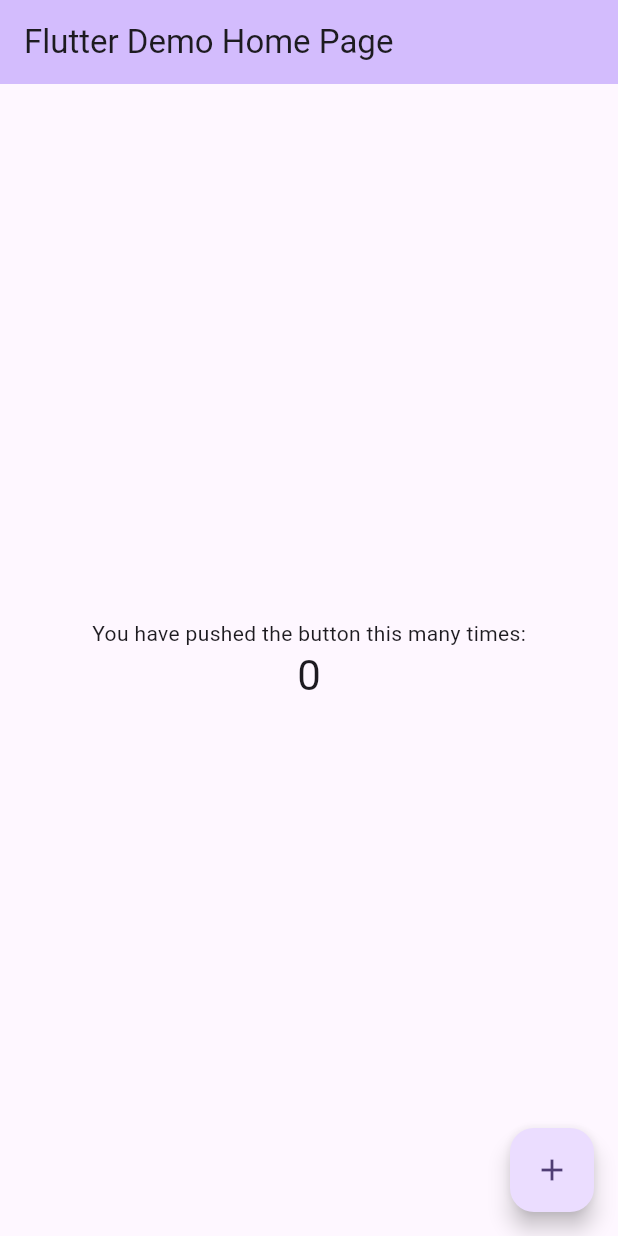
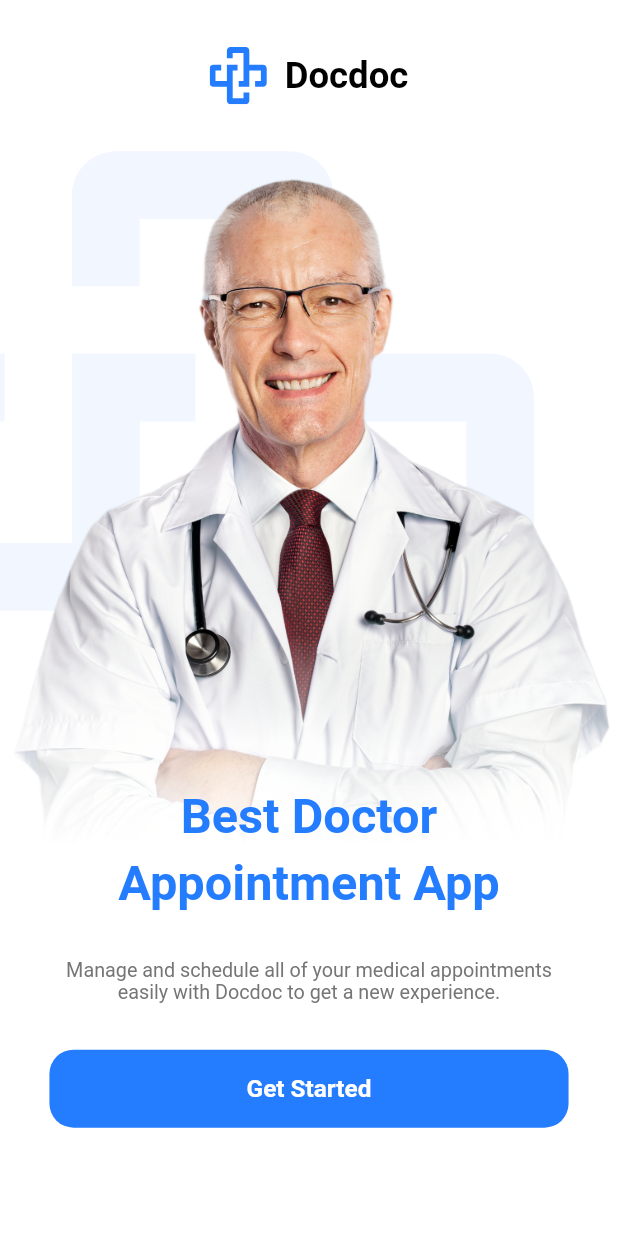
Before and after one commit to karimomar25/doctors_application, a Flutter app: the screen it shows after launch, on a phone screen of 412 x 824 dp. Run offline on Flutter 3.47's test engine with Material 2 defaults, Android fonts, the phone set to English and light mode, and no system bars; our stand-ins replace flutter_screenutil, flutter_svg.

Commit message:
onboarding screen finish

```diff
--- /dev/null
+++ b/lib/core/helpers/extensions.dart
@@ -0,0 +1,20 @@
+import 'package:flutter/material.dart';
+
+extension Navigation on BuildContext {
+  Future<dynamic> pushNamed(String routeName, {Object? arguments}) {
+    return Navigator.of(this).pushNamed(routeName, arguments: arguments);
+  }
+
+  Future<dynamic> pushReplacementNamed(String routeName, {Object? arguments}) {
+    return Navigator.of(this)
+        .pushReplacementNamed(routeName, arguments: arguments);
+  }
+
+  Future<dynamic> pushNamedAndRemoveUntil(String routeName,
+      {Object? arguments, required RoutePredicate predicate}) {
+    return Navigator.of(this)
+        .pushNamedAndRemoveUntil(routeName, predicate, arguments: arguments);
+  }
+
+  void pop() => Navigator.of(this).pop();
+}
--- /dev/null
+++ b/lib/core/routing/app_router.dart
@@ -0,0 +1,28 @@
+import 'package:doctors_application/core/routing/routes.dart';
+import 'package:doctors_application/features/login/ui/login_view.dart';
+import 'package:doctors_application/features/onbaording/onboarding_view.dart';
+import 'package:flutter/material.dart';
+
+class AppRouter {
+  Route generatorRoute(RouteSettings settings) {
+    // this arguments to be passed to any screen
+    final arguments = settings.arguments;
+
+    switch (settings.name) {
+      case Routes.onBoardingScreen:
+        return MaterialPageRoute(
+          builder: (_) => const OnBoardingView(),
+        );
+
+      case Routes.loginScreen:
+        return MaterialPageRoute(builder: (_) => const LoginView());
+      default:
+        return MaterialPageRoute(
+            builder: (_) => Scaffold(
+                  body: Center(
+                    child: Text("No route defined for ${settings.name}"),
+                  ),
+                ));
+    }
+  }
+}
--- /dev/null
+++ b/lib/core/routing/routes.dart
@@ -0,0 +1,4 @@
+class Routes {
+  static const String onBoardingScreen = "/onBoardingScreen";
+  static const String loginScreen = "/loginScreen";
+}
--- /dev/null
+++ b/lib/core/theming/colors.dart
@@ -0,0 +1,6 @@
+import 'package:flutter/material.dart';
+
+class ColorsManger {
+  static const Color mainBlue = Color(0xff247cff);
+  static const Color gray = Color(0xff757575);
+}
--- /dev/null
+++ b/lib/core/theming/styles.dart
@@ -0,0 +1,17 @@
+import 'package:doctors_application/core/theming/colors.dart';
+import 'package:flutter/material.dart';
+import 'package:flutter_screenutil/flutter_screenutil.dart';
+
+class TextStyles {
+  static TextStyle font24Black700Weight = TextStyle(
+      fontSize: 24.sp, color: Colors.black, fontWeight: FontWeight.w700);
+
+  static TextStyle font32BlueBold = TextStyle(
+      fontSize: 32.sp,
+      color: ColorsManger.mainBlue,
+      fontWeight: FontWeight.bold);
+  static TextStyle font10Black400Weight = TextStyle(
+      fontSize: 13.sp, color: ColorsManger.gray, fontWeight: FontWeight.w400);
+  static TextStyle font16WhiteSemiBold = TextStyle(
+      fontSize: 16.sp, fontWeight: FontWeight.w600, color: Colors.white);
+}
--- /dev/null
+++ b/lib/doc_app.dart
@@ -0,0 +1,27 @@
+import 'package:doctors_application/core/routing/app_router.dart';
+import 'package:doctors_application/core/routing/routes.dart';
+import 'package:doctors_application/core/theming/colors.dart';
+import 'package:flutter/material.dart';
+import 'package:flutter_screenutil/flutter_screenutil.dart';
+
+class DocApp extends StatelessWidget {
+  final AppRouter appRouter;
+  const DocApp({super.key, required this.appRouter});
+
+  @override
+  Widget build(BuildContext context) {
+    return ScreenUtilInit(
+      designSize: const Size(375, 812),
+      minTextAdapt: true,
+      child: MaterialApp(
+        title: "DocDOc",
+        theme: ThemeData(
+            primaryColor: ColorsManger.mainBlue,
+            scaffoldBackgroundColor: Colors.white),
+        debugShowCheckedModeBanner: false,
+        initialRoute: Routes.onBoardingScreen,
+        onGenerateRoute: appRouter.generatorRoute,
+      ),
+    );
+  }
+}
--- /dev/null
+++ b/lib/features/login/ui/login_view.dart
@@ -0,0 +1,12 @@
+import 'package:flutter/material.dart';
+
+class LoginView extends StatelessWidget {
+  const LoginView({super.key});
+
+  @override
+  Widget build(BuildContext context) {
+    return Scaffold(
+      appBar: AppBar(),
+    );
+  }
+}
--- /dev/null
+++ b/lib/features/onbaording/onboarding_view.dart
@@ -0,0 +1,46 @@
+import 'package:doctors_application/core/theming/styles.dart';
+import 'package:doctors_application/features/onbaording/widgets/doc_logo_and_name.dart';
+import 'package:doctors_application/features/onbaording/widgets/doctorImageAndText.dart';
+import 'package:doctors_application/features/onbaording/widgets/get_started_button.dart';
+import 'package:flutter/material.dart';
+import 'package:flutter_screenutil/flutter_screenutil.dart';
+
+class OnBoardingView extends StatelessWidget {
+  const OnBoardingView({super.key});
+
+  @override
+  Widget build(BuildContext context) {
+    return Scaffold(
+        body: SafeArea(
+            child: SingleChildScrollView(
+      child: Padding(
+        padding: EdgeInsets.only(top: 30.h, bottom: 30.h),
+        child: Column(
+          children: [
+            const DocLogoAndName(),
+            SizedBox(
+              height: 30.h,
+            ),
+            const DoctorImageAndText(),
+            Padding(
+              padding: EdgeInsets.symmetric(horizontal: 30.w),
+              child: Column(
+                children: [
+                  Text(
+                    "Manage and schedule all of your medical appointments easily with Docdoc to get a new experience.",
+                    style: TextStyles.font10Black400Weight,
+                    textAlign: TextAlign.center,
+                  ),
+                  SizedBox(
+                    height: 30.h,
+                  ),
+                  const GetStartedButton()
+                ],
+              ),
+            )
+          ],
+        ),
+      ),
+    )));
+  }
+}
--- /dev/null
+++ b/lib/features/onbaording/widgets/doc_logo_and_name.dart
@@ -0,0 +1,25 @@
+import 'package:doctors_application/core/theming/styles.dart';
+import 'package:flutter/material.dart';
+import 'package:flutter_screenutil/flutter_screenutil.dart';
+import 'package:flutter_svg/flutter_svg.dart';
+
+class DocLogoAndName extends StatelessWidget {
+  const DocLogoAndName({super.key});
+
+  @override
+  Widget build(BuildContext context) {
+    return Row(
+      mainAxisAlignment: MainAxisAlignment.center,
+      children: [
+        SvgPicture.asset("assets/svgs/logo.svg"),
+        SizedBox(
+          width: 10.w,
+        ),
+        Text(
+          "Docdoc",
+          style: TextStyles.font24Black700Weight,
+        )
+      ],
+    );
+  }
+}
--- /dev/null
+++ b/lib/features/onbaording/widgets/doctorImageAndText.dart
@@ -0,0 +1,34 @@
+import 'package:doctors_application/core/theming/styles.dart';
+import 'package:flutter/material.dart';
+import 'package:flutter_svg/flutter_svg.dart';
+
+class DoctorImageAndText extends StatelessWidget {
+  const DoctorImageAndText({super.key});
+
+  @override
+  Widget build(BuildContext context) {
+    return Stack(
+      children: [
+        SvgPicture.asset("assets/svgs/opacitylogo.svg"),
+        Container(
+          foregroundDecoration: BoxDecoration(
+              gradient: LinearGradient(
+                  colors: [Colors.white, Colors.white.withOpacity(0.0)],
+                  begin: Alignment.bottomCenter,
+                  end: Alignment.topCenter,
+                  stops: [0.14, 0.4])),
+          child: Image.asset("assets/images/onboarding_doctor_image.png"),
+        ),
+        Positioned(
+            bottom: 30,
+            left: 0,
+            right: 0,
+            child: Text(
+              "Best Doctor \nAppointment App",
+              textAlign: TextAlign.center,
+              style: TextStyles.font32BlueBold.copyWith(height: 1.4),
+            ))
+      ],
+    );
+  }
+}
--- /dev/null
+++ b/lib/features/onbaording/widgets/get_started_button.dart
@@ -0,0 +1,28 @@
+import 'package:doctors_application/core/helpers/extensions.dart';
+import 'package:doctors_application/core/routing/routes.dart';
+import 'package:doctors_application/core/theming/colors.dart';
+import 'package:doctors_application/core/theming/styles.dart';
+import 'package:flutter/material.dart';
+
+class GetStartedButton extends StatelessWidget {
+  const GetStartedButton({super.key});
+
+  @override
+  Widget build(BuildContext context) {
+    return TextButton(
+      style: ButtonStyle(
+          backgroundColor: MaterialStateProperty.all(ColorsManger.mainBlue),
+          tapTargetSize: MaterialTapTargetSize.shrinkWrap,
+          minimumSize: MaterialStateProperty.all(Size(double.infinity, 52)),
+          shape: MaterialStateProperty.all(
+              RoundedRectangleBorder(borderRadius: BorderRadius.circular(16)))),
+      onPressed: () {
+        context.pushNamed(Routes.loginScreen);
+      },
+      child: Text(
+        "Get Started",
+        style: TextStyles.font16WhiteSemiBold,
+      ),
+    );
+  }
+}
--- a/lib/main.dart
+++ b/lib/main.dart
@@ -1,126 +1,9 @@
+import 'package:doctors_application/core/routing/app_router.dart';
+import 'package:doctors_application/doc_app.dart';
 import 'package:flutter/material.dart';
 
 void main() {
-  runApp(const MyApp());
+  runApp(DocApp(
+    appRouter: AppRouter(),
+  ));
 }
-
-class MyApp extends StatelessWidget {
-  const MyApp({super.key});
-
-  // This widget is the root of your application.
-  @override
-  Widget build(BuildContext context) {
-    return MaterialApp(
-      debugShowCheckedModeBanner: false,
-      title: 'Flutter Demo',
-      theme: ThemeData(
-        // This is the theme of your application.
-        //
-        // TRY THIS: Try running your application with "flutter run". You'll see
-        // the application has a blue toolbar. Then, without quitting the app,
-        // try changing the seedColor in the colorScheme below to Colors.green
-        // and then invoke "hot reload" (save your changes or press the "hot
-        // reload" button in a Flutter-supported IDE, or press "r" if you used
-        // the command line to start the app).
-        //
-        // Notice that the counter didn't reset back to zero; the application
-        // state is not lost during the reload. To reset the state, use hot
-        // restart instead.
-        //
-        // This works for code too, not just values: Most code changes can be
-        // tested with just a hot reload.
-        colorScheme: ColorScheme.fromSeed(seedColor: Colors.deepPurple),
-        useMaterial3: true,
-      ),
-      home: const MyHomePage(title: 'Flutter Demo Home Page'),
-    );
-  }
-}
-
-class MyHomePage extends StatefulWidget {
-  const MyHomePage({super.key, required this.title});
-
-  // This widget is the home page of your application. It is stateful, meaning
-  // that it has a State object (defined below) that contains fields that affect
-  // how it looks.
-
-  // This class is the configuration for the state. It holds the values (in this
-  // case the title) provided by the parent (in this case the App widget) and
-  // used by the build method of the State. Fields in a Widget subclass are
-  // always marked "final".
-
-  final String title;
-
-  @override
-  State<MyHomePage> createState() => _MyHomePageState();
-}
-
-class _MyHomePageState extends State<MyHomePage> {
-  int _counter = 0;
-
-  void _incrementCounter() {
-    setState(() {
-      // This call to setState tells the Flutter framework that something has
-      // changed in this State, which causes it to rerun the build method below
-      // so that the display can reflect the updated values. If we changed
-      // _counter without calling setState(), then the build method would not be
-      // called again, and so nothing would appear to happen.
-      _counter++;
-    });
-  }
-
-  @override
-  Widget build(BuildContext context) {
-    // This method is rerun every time setState is called, for instance as done
-    // by the _incrementCounter method above.
-    //
-    // The Flutter framework has been optimized to make rerunning build methods
-    // fast, so that you can just rebuild anything that needs updating rather
-    // than having to individually change instances of widgets.
-    return Scaffold(
-      appBar: AppBar(
-        // TRY THIS: Try changing the color here to a specific color (to
-        // Colors.amber, perhaps?) and trigger a hot reload to see the AppBar
-        // change color while the other colors stay the same.
-        backgroundColor: Theme.of(context).colorScheme.inversePrimary,
-        // Here we take the value from the MyHomePage object that was created by
-        // the App.build method, and use it to set our appbar title.
-        title: Text(widget.title),
-      ),
-      body: Center(
-        // Center is a layout widget. It takes a single child and positions it
-        // in the middle of the parent.
-        child: Column(
-          // Column is also a layout widget. It takes a list of children and
-          // arranges them vertically. By default, it sizes itself to fit its
-          // children horizontally, and tries to be as tall as its parent.
-          //
-          // Column has various properties to control how it sizes itself and
-          // how it positions its children. Here we use mainAxisAlignment to
-          // center the children vertically; the main axis here is the vertical
-          // axis because Columns are vertical (the cross axis would be
-          // horizontal).
-          //
-          // TRY THIS: Invoke "debug painting" (choose the "Toggle Debug Paint"
-          // action in the IDE, or press "p" in the console), to see the
-          // wireframe for each widget.
-          mainAxisAlignment: MainAxisAlignment.center,
-          children: <Widget>[
-            const Text(
-              'You have pushed the button this many times:',
-            ),
-            Text(
-              '$_counter',
-              style: Theme.of(context).textTheme.headlineMedium,
-            ),
-          ],
-        ),
-      ),
-      floatingActionButton: FloatingActionButton(
-        onPressed: _incrementCounter,
-        tooltip: 'Increment',
-        child: const Icon(Icons.add),
-      ), // This trailing comma makes auto-formatting nicer for build methods.
-    );
-  }
-}
```
Also changed, not shown: pubspec.yaml (+11 -3 lines), assets/images/onboarding_doctor_image.png (added), assets/svgs/logo.svg (added), assets/svgs/opacitylogo.svg (added), pubspec.lock, 1 other file.
